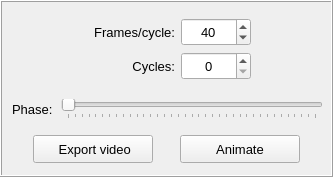
Qt form pulse/interface/data/ui_files/plots/animation/animation_widget.ui (open-pulse/OpenPulse) before a commit.
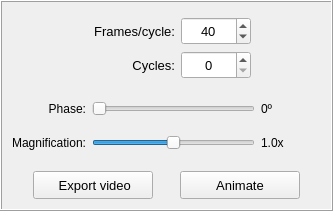
The same form after that commit.

Commit message: Implement a magnification factor for displacements

Diff of the .ui file:
```diff
--- a/pulse/interface/data/ui_files/plots/animation/animation_widget.ui
+++ b/pulse/interface/data/ui_files/plots/animation/animation_widget.ui
@@ -7,7 +7,7 @@
     <x>0</x>
     <y>0</y>
     <width>333</width>
-    <height>177</height>
+    <height>211</height>
    </rect>
   </property>
   <property name="windowTitle">
@@ -53,211 +53,6 @@
       <property name="spacing">
        <number>4</number>
       </property>
-      <item row="1" column="0">
-       <widget class="QFrame" name="frame_slider">
-        <property name="minimumSize">
-         <size>
-          <width>0</width>
-          <height>30</height>
-         </size>
-        </property>
-        <property name="maximumSize">
-         <size>
-          <width>16777215</width>
-          <height>30</height>
-         </size>
-        </property>
-        <property name="frameShape">
-         <enum>QFrame::Shape::NoFrame</enum>
-        </property>
-        <property name="frameShadow">
-         <enum>QFrame::Shadow::Raised</enum>
-        </property>
-        <layout class="QGridLayout" name="gridLayout_4">
-         <property name="leftMargin">
-          <number>4</number>
-         </property>
-         <property name="topMargin">
-          <number>0</number>
-         </property>
-         <property name="rightMargin">
-          <number>4</number>
-         </property>
-         <property name="bottomMargin">
-          <number>0</number>
-         </property>
-         <item row="0" column="0">
-          <widget class="QFrame" name="frame_phase_label">
-           <property name="frameShape">
-            <enum>QFrame::Shape::NoFrame</enum>
-           </property>
-           <property name="frameShadow">
-            <enum>QFrame::Shadow::Raised</enum>
-           </property>
-           <layout class="QGridLayout" name="gridLayout_5">
-            <property name="leftMargin">
-             <number>2</number>
-            </property>
-            <property name="topMargin">
-             <number>2</number>
-            </property>
-            <property name="rightMargin">
-             <number>2</number>
-            </property>
-            <property name="bottomMargin">
-             <number>2</number>
-            </property>
-            <property name="spacing">
-             <number>2</number>
-            </property>
-            <item row="0" column="0">
-             <widget class="QLabel" name="label_2">
-              <property name="font">
-               <font>
-                <pointsize>10</pointsize>
-               </font>
-              </property>
-              <property name="text">
-               <string>Phase:</string>
-              </property>
-             </widget>
-            </item>
-           </layout>
-          </widget>
-         </item>
-         <item row="0" column="1">
-          <widget class="QSlider" name="phase_slider">
-           <property name="maximum">
-            <number>360</number>
-           </property>
-           <property name="orientation">
-            <enum>Qt::Orientation::Horizontal</enum>
-           </property>
-           <property name="tickPosition">
-            <enum>QSlider::TickPosition::TicksBelow</enum>
-           </property>
-          </widget>
-         </item>
-        </layout>
-       </widget>
-      </item>
-      <item row="2" column="0">
-       <widget class="QFrame" name="frame_8">
-        <property name="minimumSize">
-         <size>
-          <width>0</width>
-          <height>40</height>
-         </size>
-        </property>
-        <property name="maximumSize">
-         <size>
-          <width>16777215</width>
-          <height>40</height>
-         </size>
-        </property>
-        <property name="frameShape">
-         <enum>QFrame::Shape::NoFrame</enum>
-        </property>
-        <property name="frameShadow">
-         <enum>QFrame::Shadow::Raised</enum>
-        </property>
-        <layout class="QGridLayout" name="gridLayout_9">
-         <property name="leftMargin">
-          <number>0</number>
-         </property>
-         <property name="topMargin">
-          <number>0</number>
-         </property>
-         <property name="rightMargin">
-          <number>0</number>
-         </property>
-         <property name="bottomMargin">
-          <number>0</number>
-         </property>
-         <property name="spacing">
-          <number>0</number>
-         </property>
-         <item row="0" column="1">
-          <widget class="QPushButton" name="pushButton_animate">
-           <property name="minimumSize">
-            <size>
-             <width>100</width>
-             <height>28</height>
-            </size>
-           </property>
-           <property name="maximumSize">
-            <size>
-             <width>120</width>
-             <height>28</height>
-            </size>
-           </property>
-           <property name="font">
-            <font>
-             <family>MS Shell Dlg 2</family>
-             <pointsize>10</pointsize>
-             <italic>false</italic>
-             <bold>false</bold>
-            </font>
-           </property>
-           <property name="styleSheet">
-            <string notr="true"/>
-           </property>
-           <property name="text">
-            <string>Animate</string>
-           </property>
-           <property name="iconSize">
-            <size>
-             <width>16</width>
-             <height>16</height>
-            </size>
-           </property>
-           <property name="checkable">
-            <bool>true</bool>
-           </property>
-           <property name="default">
-            <bool>false</bool>
-           </property>
-          </widget>
-         </item>
-         <item row="0" column="0">
-          <widget class="QPushButton" name="pushButton_export">
-           <property name="minimumSize">
-            <size>
-             <width>100</width>
-             <height>28</height>
-            </size>
-           </property>
-           <property name="maximumSize">
-            <size>
-             <width>120</width>
-             <height>28</height>
-            </size>
-           </property>
-           <property name="font">
-            <font>
-             <family>MS Shell Dlg 2</family>
-             <pointsize>10</pointsize>
-             <italic>false</italic>
-             <bold>false</bold>
-            </font>
-           </property>
-           <property name="styleSheet">
-            <string notr="true"/>
-           </property>
-           <property name="text">
-            <string> Export video</string>
-           </property>
-           <property name="iconSize">
-            <size>
-             <width>16</width>
-             <height>16</height>
-            </size>
-           </property>
-          </widget>
-         </item>
-        </layout>
-       </widget>
-      </item>
       <item row="0" column="0">
        <widget class="QFrame" name="frame_2">
         <property name="minimumSize">
@@ -463,6 +258,267 @@
         </layout>
        </widget>
       </item>
+      <item row="2" column="0">
+       <widget class="QFrame" name="frame_8">
+        <property name="minimumSize">
+         <size>
+          <width>0</width>
+          <height>40</height>
+         </size>
+        </property>
+        <property name="maximumSize">
+         <size>
+          <width>16777215</width>
+          <height>40</height>
+         </size>
+        </property>
+        <property name="frameShape">
+         <enum>QFrame::Shape::NoFrame</enum>
+        </property>
+        <property name="frameShadow">
+         <enum>QFrame::Shadow::Raised</enum>
+        </property>
+        <layout class="QGridLayout" name="gridLayout_9">
+         <property name="leftMargin">
+          <number>0</number>
+         </property>
+         <property name="topMargin">
+          <number>0</number>
+         </property>
+         <property name="rightMargin">
+          <number>0</number>
+         </property>
+         <property name="bottomMargin">
+          <number>0</number>
+         </property>
+         <property name="spacing">
+          <number>0</number>
+         </property>
+         <item row="0" column="1">
+          <widget class="QPushButton" name="pushButton_animate">
+           <property name="minimumSize">
+            <size>
+             <width>100</width>
+             <height>28</height>
+            </size>
+           </property>
+           <property name="maximumSize">
+            <size>
+             <width>120</width>
+             <height>28</height>
+            </size>
+           </property>
+           <property name="font">
+            <font>
+             <family>MS Shell Dlg 2</family>
+             <pointsize>10</pointsize>
+             <italic>false</italic>
+             <bold>false</bold>
+            </font>
+           </property>
+           <property name="styleSheet">
+            <string notr="true"/>
+           </property>
+           <property name="text">
+            <string>Animate</string>
+           </property>
+           <property name="iconSize">
+            <size>
+             <width>16</width>
+             <height>16</height>
+            </size>
+           </property>
+           <property name="checkable">
+            <bool>true</bool>
+           </property>
+           <property name="default">
+            <bool>false</bool>
+           </property>
+          </widget>
+         </item>
+         <item row="0" column="0">
+          <widget class="QPushButton" name="pushButton_export">
+           <property name="minimumSize">
+            <size>
+             <width>100</width>
+             <height>28</height>
+            </size>
+           </property>
+           <property name="maximumSize">
+            <size>
+             <width>120</width>
+             <height>28</height>
+            </size>
+           </property>
+           <property name="font">
+            <font>
+             <family>MS Shell Dlg 2</family>
+             <pointsize>10</pointsize>
+             <italic>false</italic>
+             <bold>false</bold>
+            </font>
+           </property>
+           <property name="styleSheet">
+            <string notr="true"/>
+           </property>
+           <property name="text">
+            <string> Export video</string>
+           </property>
+           <property name="iconSize">
+            <size>
+             <width>16</width>
+             <height>16</height>
+            </size>
+           </property>
+          </widget>
+         </item>
+        </layout>
+       </widget>
+      </item>
+      <item row="1" column="0">
+       <widget class="QFrame" name="frame_middle">
+        <property name="maximumSize">
+         <size>
+          <width>16777215</width>
+          <height>16777215</height>
+         </size>
+        </property>
+        <property name="frameShape">
+         <enum>QFrame::Shape::NoFrame</enum>
+        </property>
+        <property name="frameShadow">
+         <enum>QFrame::Shadow::Raised</enum>
+        </property>
+        <layout class="QGridLayout" name="gridLayout_5">
+         <property name="leftMargin">
+          <number>6</number>
+         </property>
+         <property name="topMargin">
+          <number>2</number>
+         </property>
+         <property name="rightMargin">
+          <number>6</number>
+         </property>
+         <property name="bottomMargin">
+          <number>2</number>
+         </property>
+         <item row="1" column="2">
+          <widget class="QLabel" name="label_phase_angle">
+           <property name="minimumSize">
+            <size>
+             <width>60</width>
+             <height>26</height>
+            </size>
+           </property>
+           <property name="maximumSize">
+            <size>
+             <width>16777215</width>
+             <height>26</height>
+            </size>
+           </property>
+           <property name="text">
+            <string>0º</string>
+           </property>
+          </widget>
+         </item>
+         <item row="2" column="1">
+          <widget class="QSlider" name="magnification_factor_slider">
+           <property name="minimumSize">
+            <size>
+             <width>0</width>
+             <height>0</height>
+            </size>
+           </property>
+           <property name="maximum">
+            <number>2</number>
+           </property>
+           <property name="value">
+            <number>1</number>
+           </property>
+           <property name="orientation">
+            <enum>Qt::Orientation::Horizontal</enum>
+           </property>
+          </widget>
+         </item>
+         <item row="2" column="2">
+          <widget class="QLabel" name="label_factor">
+           <property name="minimumSize">
+            <size>
+             <width>60</width>
+             <height>26</height>
+            </size>
+           </property>
+           <property name="maximumSize">
+            <size>
+             <width>16777215</width>
+             <height>26</height>
+            </size>
+           </property>
+           <property name="text">
+            <string>1.0x</string>
+           </property>
+          </widget>
+         </item>
+         <item row="1" column="0">
+          <widget class="QLabel" name="label_animation_phase">
+           <property name="minimumSize">
+            <size>
+             <width>0</width>
+             <height>26</height>
+            </size>
+           </property>
+           <property name="maximumSize">
+            <size>
+             <width>16777215</width>
+             <height>26</height>
+            </size>
+           </property>
+           <property name="text">
+            <string>Phase:</string>
+           </property>
+           <property name="alignment">
+            <set>Qt::AlignmentFlag::AlignRight|Qt::AlignmentFlag::AlignTrailing|Qt::AlignmentFlag::AlignVCenter</set>
+           </property>
+          </widget>
+         </item>
+         <item row="1" column="1">
+          <widget class="QSlider" name="phase_slider">
+           <property name="minimumSize">
+            <size>
+             <width>0</width>
+             <height>0</height>
+            </size>
+           </property>
+           <property name="orientation">
+            <enum>Qt::Orientation::Horizontal</enum>
+           </property>
+          </widget>
+         </item>
+         <item row="2" column="0">
+          <widget class="QLabel" name="label_magnification_factor">
+           <property name="minimumSize">
+            <size>
+             <width>0</width>
+             <height>26</height>
+            </size>
+           </property>
+           <property name="maximumSize">
+            <size>
+             <width>16777215</width>
+             <height>26</height>
+            </size>
+           </property>
+           <property name="text">
+            <string>Magnification:</string>
+           </property>
+           <property name="alignment">
+            <set>Qt::AlignmentFlag::AlignRight|Qt::AlignmentFlag::AlignTrailing|Qt::AlignmentFlag::AlignVCenter</set>
+           </property>
+          </widget>
+         </item>
+        </layout>
+       </widget>
+      </item>
      </layout>
     </widget>
    </item>
```
Left out of the diff: 1 changed line with no effect on the pictures. The commit also changes 10 other files.
